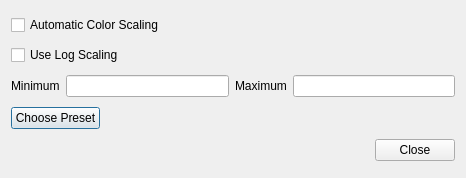
This is Code/Mantid/Vates/VatesSimpleGui/ViewWidgets/inc/MantidVatesSimpleGuiViewWidgets/ColorSelectionDialog.ui in mantidproject/mantid as Qt 5 draws it before an edit. The edited form follows.
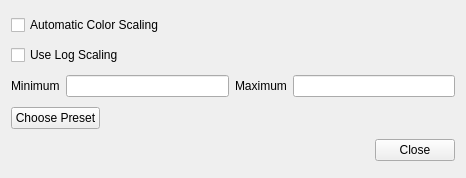
This is the edited form.

Diff of the .ui file:
```diff
--- a/Code/Mantid/Vates/VatesSimpleGui/ViewWidgets/inc/MantidVatesSimpleGuiViewWidgets/ColorSelectionDialog.ui
+++ b/Code/Mantid/Vates/VatesSimpleGui/ViewWidgets/inc/MantidVatesSimpleGuiViewWidgets/ColorSelectionDialog.ui
@@ -79,6 +79,9 @@
        <property name="text">
         <string>Choose Preset</string>
        </property>
+       <property name="autoDefault">
+        <bool>false</bool>
+       </property>
       </widget>
      </item>
      <item>
@@ -116,6 +119,9 @@
        <property name="text">
         <string>Close</string>
        </property>
+       <property name="autoDefault">
+        <bool>false</bool>
+       </property>
       </widget>
      </item>
     </layout>
```
Left out of the diff: 6 changed lines with no effect on the pictures.
